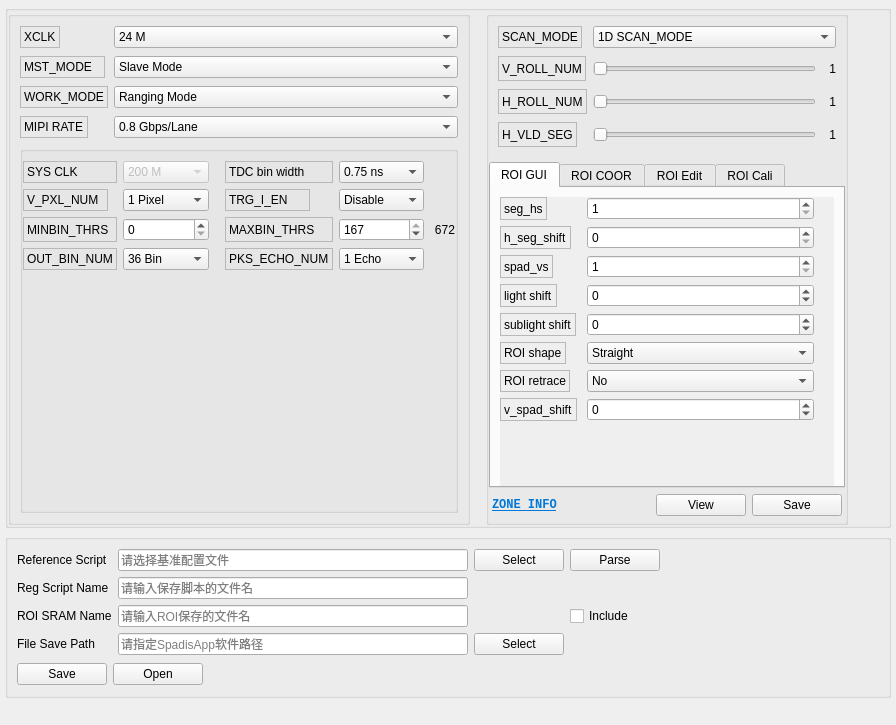
Above: AdapsChip/ChipUI/gui/uis/pages/main_pages.ui from HongGang-Pub/Adaps before the change. Below: the same form after it.
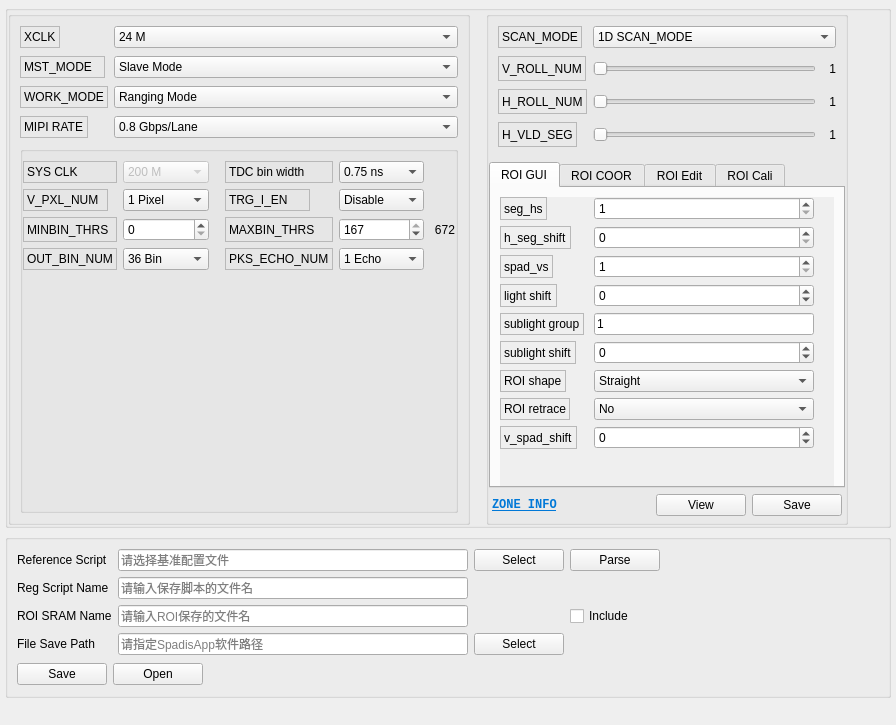
That is the form after the change. The open tabs and pages were chosen to show the change. Custom widgets are drawn as their Qt base class.

Diff of the .ui file:
```diff
--- a/AdapsChip/ChipUI/gui/uis/pages/main_pages.ui
+++ b/AdapsChip/ChipUI/gui/uis/pages/main_pages.ui
@@ -1601,7 +1601,7 @@
                        </property>
                       </widget>
                      </item>
-                     <item row="4" column="0">
+                     <item row="5" column="0">
                       <widget class="QLabel" name="sublight_shift_Label">
                        <property name="minimumSize">
                         <size>
@@ -1633,7 +1633,7 @@
                        </property>
                       </widget>
                      </item>
-                     <item row="4" column="1">
+                     <item row="5" column="1">
                       <widget class="NoWheelSpinBox" name="sublight_shift_spinBox">
                        <property name="minimum">
                         <number>-576</number>
@@ -1643,7 +1643,7 @@
                        </property>
                       </widget>
                      </item>
-                     <item row="5" column="0">
+                     <item row="6" column="0">
                       <widget class="QLabel" name="ROI_Shape_Label">
                        <property name="minimumSize">
                         <size>
@@ -1675,7 +1675,7 @@
                        </property>
                       </widget>
                      </item>
-                     <item row="5" column="1">
+                     <item row="6" column="1">
                       <widget class="NoWheelComboBox" name="ROI_Shape_ComboBox">
                        <property name="font">
                         <font>
@@ -1696,7 +1696,7 @@
                        </item>
                       </widget>
                      </item>
-                     <item row="7" column="0">
+                     <item row="8" column="0">
                       <widget class="QLabel" name="v_spad_shift_Label">
                        <property name="minimumSize">
                         <size>
@@ -1728,7 +1728,7 @@
                        </property>
                       </widget>
                      </item>
-                     <item row="7" column="1">
+                     <item row="8" column="1">
                       <widget class="NoWheelSpinBox" name="v_spad_shift_spinBox">
                        <property name="minimum">
                         <number>-576</number>
@@ -1780,7 +1780,7 @@
                        </property>
                       </widget>
                      </item>
-                     <item row="6" column="0">
+                     <item row="7" column="0">
                       <widget class="QLabel" name="ROI_Retrace_Label">
                        <property name="minimumSize">
                         <size>
@@ -1812,7 +1812,7 @@
                        </property>
                       </widget>
                      </item>
-                     <item row="6" column="1">
+                     <item row="7" column="1">
                       <widget class="NoWheelComboBox" name="ROI_Retrace_ComboBox">
                        <property name="font">
                         <font>
@@ -1833,6 +1833,75 @@
                        </item>
                       </widget>
                      </item>
+                     <item row="4" column="0">
+                      <widget class="QLabel" name="sublight_group_Label">
+                       <property name="minimumSize">
+                        <size>
+                         <width>0</width>
+                         <height>0</height>
+                        </size>
+                       </property>
+                       <property name="maximumSize">
+                        <size>
+                         <width>16777215</width>
+                         <height>16777215</height>
+                        </size>
+                       </property>
+                       <property name="font">
+                        <font>
+                         <family>Microsoft YaHei UI</family>
+                         <pointsize>9</pointsize>
+                         <bold>false</bold>
+                        </font>
+                       </property>
+                       <property name="frameShape">
+                        <enum>QFrame::StyledPanel</enum>
+                       </property>
+                       <property name="frameShadow">
+                        <enum>QFrame::Raised</enum>
+                       </property>
+                       <property name="text">
+                        <string>sublight group</string>
+                       </property>
+                      </widget>
+                     </item>
+                     <item row="4" column="1">
+                      <widget class="QLineEdit" name="sublight_group_LineEdit">
+                       <property name="enabled">
+                        <bool>true</bool>
+                       </property>
+                       <property name="sizePolicy">
+                        <sizepolicy hsizetype="Preferred" vsizetype="Fixed">
+                         <horstretch>0</horstretch>
+                         <verstretch>0</verstretch>
+                        </sizepolicy>
+                       </property>
+                       <property name="minimumSize">
+                        <size>
+                         <width>0</width>
+                         <height>0</height>
+                        </size>
+                       </property>
+                       <property name="maximumSize">
+                        <size>
+                         <width>500</width>
+                         <height>16777215</height>
+                        </size>
+                       </property>
+                       <property name="focusPolicy">
+                        <enum>Qt::StrongFocus</enum>
+                       </property>
+                       <property name="text">
+                        <string>1</string>
+                       </property>
+                       <property name="readOnly">
+                        <bool>false</bool>
+                       </property>
+                       <property name="placeholderText">
+                        <string>6行pixel分组方式</string>
+                       </property>
+                      </widget>
+                     </item>
                     </layout>
                    </widget>
                   </widget>
```
Left out of the diff: 32 changed lines with no effect on the pictures.
